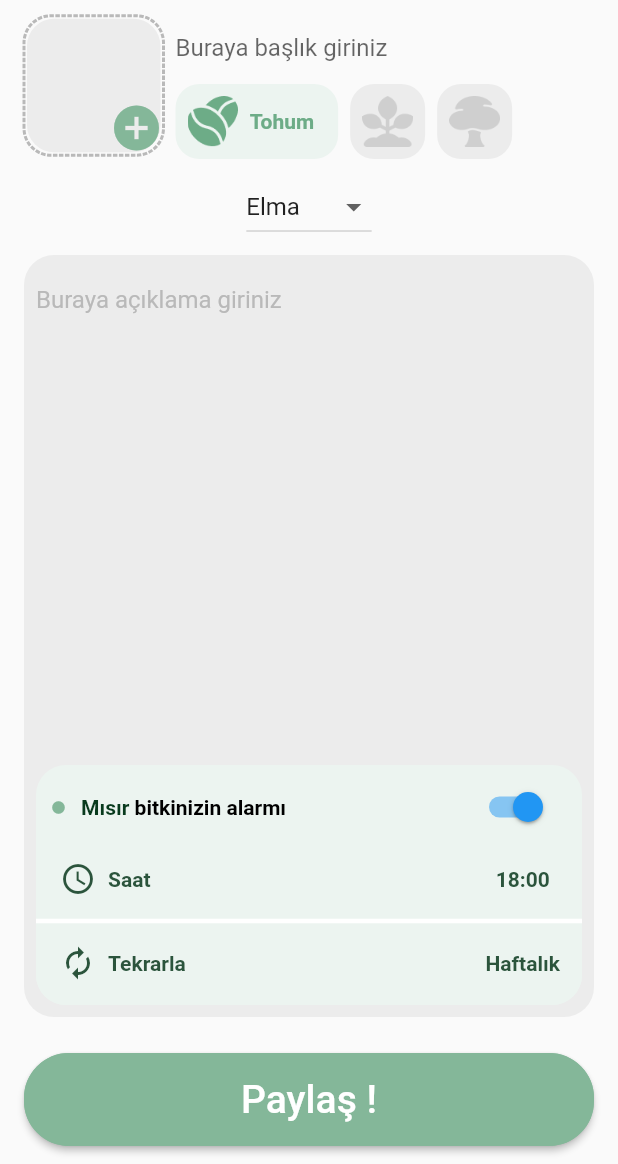
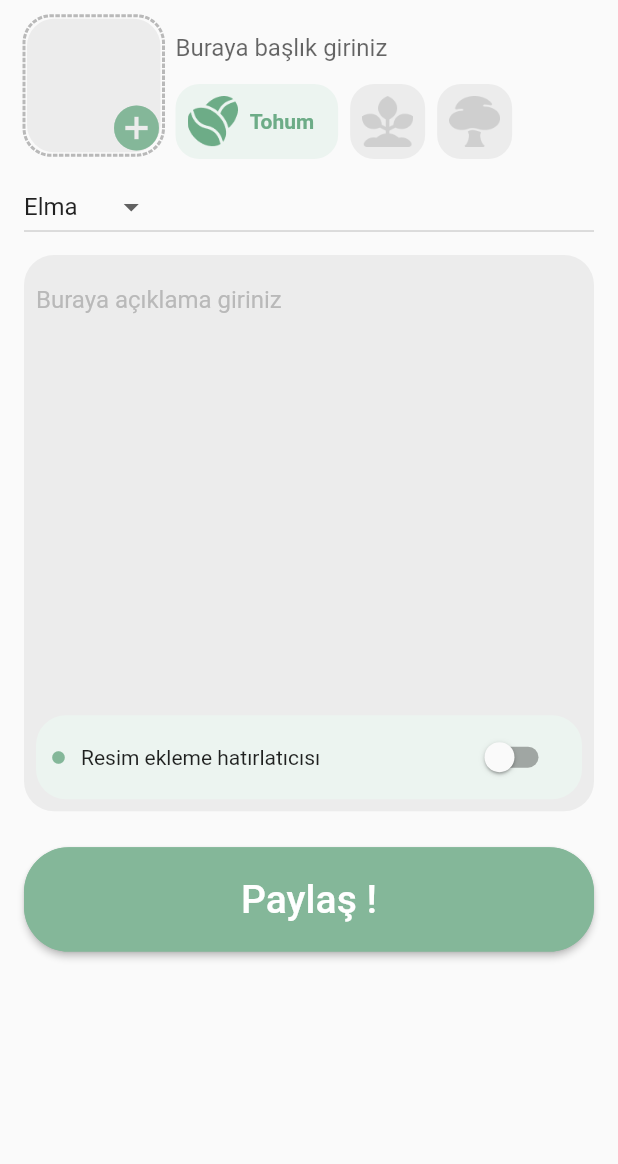
Before and after one commit to dershub/agac-kardesligi, a Flutter app: the BitkiEkle screen opened directly, on a phone screen of 412 x 824 dp, the part 72-1236 px from its top. Run offline on Flutter 3.47's test engine with Material 2 defaults, Android fonts, the phone set to English and light mode, and no system bars; drawn by our look-alikes of dotted_border; our stand-ins replace auth_buttons, cloud_firestore, firebase_auth, firebase_core, firebase_storage, fluttertoast and 5 more; missing offline and left inert: hive_listener; accounts and stored records are empty; network calls fail.

Commit message:
12. Oturum kodları

```diff
--- a/mobil/lib/sayfalar/bitki_ekle.dart
+++ b/mobil/lib/sayfalar/bitki_ekle.dart
@@ -26,6 +26,9 @@ class _BitkiEkleState extends State<BitkiEkle> {
   File _resim;
   ValueNotifier<double> _yuklenmeOraniHabercisi = ValueNotifier<double>(0);
   ValueNotifier<bool> _yuklenmeIslemiBasladi = ValueNotifier<bool>(false);
+  ValueNotifier<bool> _hatirlaticiHabercisi = ValueNotifier<bool>(false);
+  TimeOfDay _hatirlaticiAn;
+  Set _hatirlaticiPeriyotlari = {"Aylik", "Haftalik", "Günlük"};
 
   void _evreSecimi(String gonderilenEvre) {
     _bitki.evre = gonderilenEvre;
@@ -45,6 +48,8 @@ class _BitkiEkleState extends State<BitkiEkle> {
     await Future.delayed(Duration(seconds: 3));
     if (mounted) setState(() {});
   }
+
+  Future<void> _hatirlaticiEkle() {}
 
   Future<void> _bitkiyiPaylas() async {
     _yuklenmeIslemiBasladi.value = true;
@@ -88,6 +93,8 @@ class _BitkiEkleState extends State<BitkiEkle> {
       await FirebaseFirestore.instance.collection('bitkiler').add(
           {..._bitki.toJson(), 'eklemeTarihi': FieldValue.serverTimestamp()});
 
+      if (_hatirlaticiHabercisi.value) await _hatirlaticiEkle();
+
       mesaj = "İşlem başarıyla gerçekleşti";
     }
 
@@ -105,12 +112,10 @@ class _BitkiEkleState extends State<BitkiEkle> {
   Widget build(BuildContext context) {
     return SafeArka(
       child: Scaffold(
-        appBar: OzelAppBar(
-          geriGelsinMi: true,
-        ),
+        appBar: OzelAppBar(geriGelsinMi: true),
         body: Padding(
           padding: const EdgeInsets.symmetric(horizontal: 16.0),
-          child: Column(
+          child: ListView(
             children: [
               Row(
                 children: [
@@ -195,13 +200,13 @@ class _BitkiEkleState extends State<BitkiEkle> {
                 },
               ),
               SizedBox(height: 8),
-              Expanded(
-                child: Container(
+              Container(
                 padding: EdgeInsets.all(8),
                 decoration: BoxDecoration(
                   color: Renk.acikGri,
                   borderRadius: BorderRadius.circular(20),
                 ),
+                height: MediaQuery.of(context).size.width * 0.9,
                 child: Column(
                   children: [
                     Expanded(
@@ -216,71 +221,73 @@ class _BitkiEkleState extends State<BitkiEkle> {
                       ),
                     ),
                     Container(
-                        height: 160,
                       decoration: BoxDecoration(
                         borderRadius: BorderRadius.circular(20),
                         color: Renk.mintYesil,
                       ),
-                        child: Column(
+                      child: ValueListenableBuilder<bool>(
+                        valueListenable: _hatirlaticiHabercisi,
+                        builder: (ctx, hatirlatici, w) {
+                          return Column(
                             children: [
                               Row(
                                 mainAxisAlignment: MainAxisAlignment.start,
                                 children: [
                                   Padding(
-                                  padding: const EdgeInsets.only(
-                                      left: 10, right: 10),
-                                  child: Icon(Icons.brightness_1,
-                                      color: Renk.yesil99, size: 10),
-                                ),
-                                RichText(
-                                  text: TextSpan(
-                                    text: "Mısır",
-                                    style: TextStyle(
-                                      color: Renk.koyuYesil,
-                                      fontWeight: FontWeight.bold,
-                                    ),
-                                    children: <TextSpan>[
-                                      TextSpan(
-                                        text: " bitkinizin",
-                                        style: TextStyle(
-                                          color: Colors.black,
-                                          fontWeight: FontWeight.bold,
+                                    padding: const EdgeInsets.symmetric(
+                                        horizontal: 10),
+                                    // • bullet symbol => madde işareti
+                                    child: Icon(
+                                      Icons.brightness_1,
+                                      color: Renk.yesil99,
+                                      size: 10,
                                     ),
                                   ),
-                                      TextSpan(
-                                        text: " alarmı",
-                                        style: TextStyle(
-                                          color: Colors.black,
-                                          fontWeight: FontWeight.bold,
+                                  Text("Resim ekleme hatırlatıcısı"),
+                                  Expanded(
+                                    child: SwitchListTile(
+                                      value: hatirlatici,
+                                      onChanged: (v) {
+                                        _hatirlaticiHabercisi.value = v;
+                                      },
                                     ),
                                   ),
                                 ],
                               ),
-                                ),
-                                Expanded(
-                                  child: SwitchListTile(
-                                    value: true,
-                                    onChanged: (bool value) {
-                                      setState(() {
-                                        //_seciliMi = value;
-                                      });
-                                    },
-                                  ),
-                                )
-                              ],
-                            ),
-                            Expanded(
+                              if (hatirlatici)
+                                IntrinsicHeight(
                                   child: contAltArkaPlan(
                                     child: Column(
                                       children: [
                                         contAltRow(
                                           Icons.watch_later_outlined,
                                           "Saat",
-                                      Text(
-                                        "18:00",
+                                          InkWell(
+                                            onTap: () {
+                                              showTimePicker(
+                                                context: context,
+                                                initialTime: TimeOfDay.now(),
+                                                builder: (BuildContext context,
+                                                    Widget child) {
+                                                  return MediaQuery(
+                                                    data: MediaQuery.of(context)
+                                                        .copyWith(
+                                                      alwaysUse24HourFormat:
+                                                          true,
+                                                    ),
+                                                    child: child,
+                                                  );
+                                                },
+                                              ).then((value) => setState(() {
+                                                    _hatirlaticiAn = value;
+                                                  }));
+                                            },
+                                            child: Text(
+                                              "${_hatirlaticiAn == null ? 'Seçiniz' : _hatirlaticiAn.format(context)}",
                                               style: TextStyle(
                                                 color: Renk.yaziKoyuYesil,
                                                 fontWeight: FontWeight.bold,
+                                              ),
                                             ),
                                           ),
                                         ),
@@ -304,10 +311,11 @@ class _BitkiEkleState extends State<BitkiEkle> {
                                   ),
                                 )
                             ],
+                          );
+                        },
                       ),
                     ),
                   ],
-                  ),
                 ),
               ),
               SizedBox(height: 12),
--- a/mobil/lib/ui/paylas_butonu.dart
+++ b/mobil/lib/ui/paylas_butonu.dart
@@ -13,6 +13,8 @@ Widget paylasButonu(Function onPressed) {
         borderRadius: BorderRadius.circular(30.0),
         side: BorderSide(color: Renk.yesil99, width: 5),
       ),
+      child: AspectRatio(
+        aspectRatio: 5,
         child: Center(
           child: Padding(
             padding: const EdgeInsets.symmetric(horizontal: 40.0, vertical: 16),
@@ -22,6 +24,7 @@ Widget paylasButonu(Function onPressed) {
             ),
           ),
         ),
+      ),
       onPressed: onPressed,
     ),
   );
--- a/mobil/pubspec.yaml
+++ b/mobil/pubspec.yaml
@@ -29,6 +29,7 @@ dependencies:
   firebase_auth: ^0.20.0+1
   firebase_core: ^0.7.0
   firebase_storage: ^7.0.0
+  flutter_local_notifications: ^4.0.1
   fluttertoast: ^7.1.6
   font_awesome_flutter: ^8.11.0
   google_sign_in: ^4.5.9
```
Also changed, not shown: mobil/pubspec.lock, 1 other file. Lines whose indentation alone changed are shown as unchanged.
